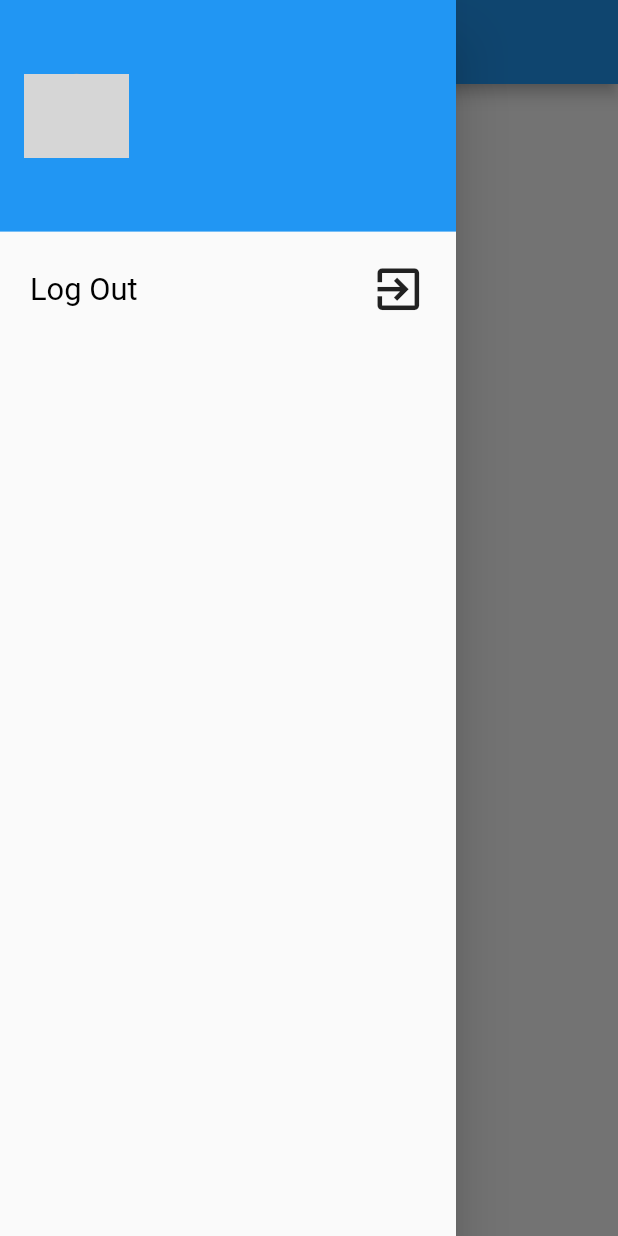
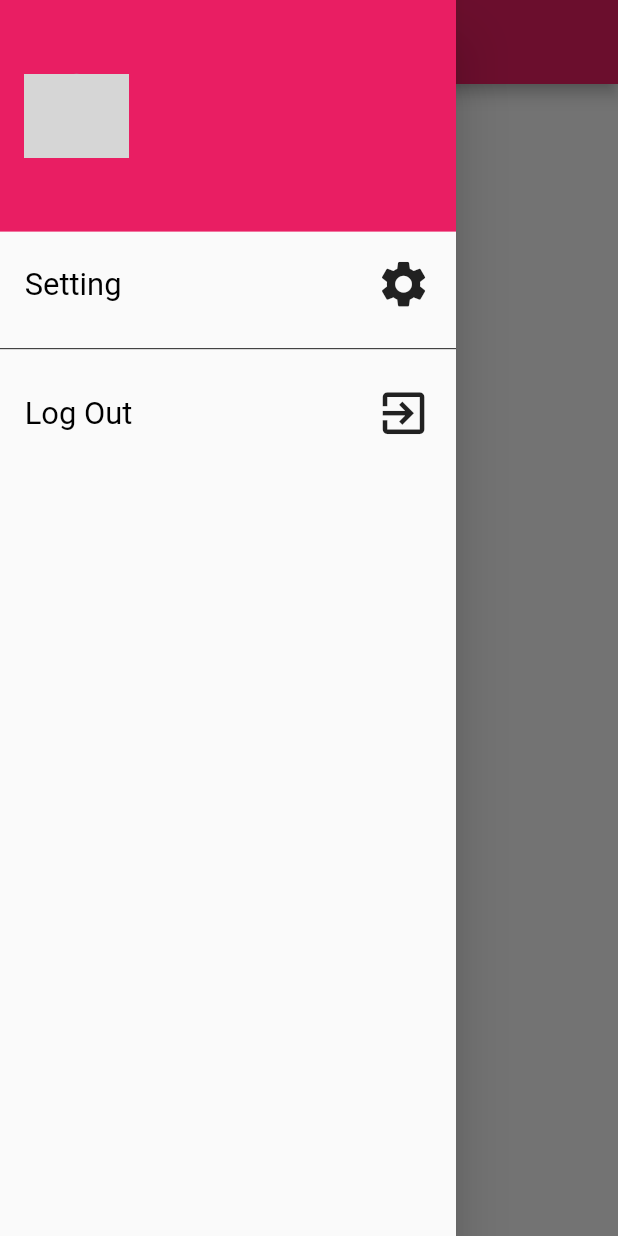
Before and after one commit to xdiegool/busan, a Flutter app: the screen it shows once a user with an empty profile is signed in, with the side drawer open, on a phone screen of 412 x 824 dp. Run offline on Flutter 3.47's test engine with Material 2 defaults, Android fonts, the phone set to English and light mode, and no system bars; our stand-ins replace cloud_firestore, firebase_auth, firebase_core, flutter_signin_button, rxdart; missing offline and left inert: cloud_firestore_web, firebase_auth_web, firebase_core_web, flutter_facebook_login_with_web, shared_preferences_web; accounts and stored records are empty; network calls fail; grey boxes are pictures that could not be loaded.

Commit message:
create room chat (android,web=> have error (can not load UID))

```diff
--- a/lib/UI/Home/component/build_drawer.dart
+++ b/lib/UI/Home/component/build_drawer.dart
@@ -2,6 +2,7 @@ import 'package:cloud_firestore/cloud_firestore.dart';
 import 'package:firebase_auth/firebase_auth.dart';
 import 'package:flutter/material.dart';
 import 'package:provider/provider.dart';
+import 'package:sarahah_chat/UI/Auth/auth_screen.dart';
 import 'package:sarahah_chat/appConfig/app_config.dart';
 import 'package:sarahah_chat/provider/auth_provider.dart';
 
@@ -26,7 +27,7 @@ class _BuildDrawerState extends State<BuildDrawer> {
                   Container(
                     padding: EdgeInsets.symmetric(
                         vertical: AppConfig.blockSizeVertical * 5),
-                    color: Colors.blue,
+                    color: Colors.pink,
                     child: ListTile(
                       leading: CircleAvatar(
                         backgroundColor: Colors.grey,
@@ -50,31 +51,26 @@ class _BuildDrawerState extends State<BuildDrawer> {
                       ),
                     ),
                   ),
-                  GestureDetector(
+                  drawerField(
+                    onTap: () {},
+                    title: 'Setting',
+                    icon: Icons.settings,
+                  ),
+                  Divider(
+                    color: Colors.grey[900],
+                  ),
+                  drawerField(
                     onTap: () {
                       Provider.of<AuthProvider>(context, listen: false)
                           .signOut()
                           .then((value) {
-                        setState(() {});
+                        Navigator.of(context).push(
+                          MaterialPageRoute(builder: (context) => AuthScreen()),
+                        );
                       });
                     },
-                    child: Padding(
-                      padding: const EdgeInsets.all(20),
-                      child: Row(
-                        mainAxisAlignment: MainAxisAlignment.spaceBetween,
-                        children: [
-                          Text(
-                            'Log Out',
-                            style: TextStyle(
-                              color: Colors.black,
-                              fontSize: AppConfig.blockSizeVertical * 2.5,
-                            ),
-                          ),
-                          Icon(Icons.exit_to_app,
-                              size: AppConfig.blockSizeVertical * 4.5),
-                        ],
-                      ),
-                    ),
+                    title: 'Log Out',
+                    icon: Icons.exit_to_app,
                   ),
                 ],
               )
@@ -84,4 +80,33 @@ class _BuildDrawerState extends State<BuildDrawer> {
       ),
     );
   }
+
+  Widget drawerField({
+    @required Function onTap,
+    @required String title,
+    @required IconData icon,
+  }) {
+    AppConfig().init(context);
+    return GestureDetector(
+      onTap: onTap,
+      child: Padding(
+        padding: EdgeInsets.symmetric(
+            vertical: AppConfig.blockSizeVertical * 2,
+            horizontal: AppConfig.blockSizeHorizontal * 4),
+        child: Row(
+          mainAxisAlignment: MainAxisAlignment.spaceBetween,
+          children: [
+            Text(
+              title,
+              style: TextStyle(
+                color: Colors.black,
+                fontSize: AppConfig.blockSizeVertical * 2.5,
+              ),
+            ),
+            Icon(icon, size: AppConfig.blockSizeVertical * 4.5),
+          ],
+        ),
+      ),
+    );
+  }
 }
--- a/lib/UI/Home/home_screen.dart
+++ b/lib/UI/Home/home_screen.dart
@@ -1,17 +1,51 @@
+import 'package:cloud_firestore/cloud_firestore.dart';
 import 'package:flutter/material.dart';
+import 'package:provider/provider.dart';
 import 'package:sarahah_chat/UI/Home/component/build_drawer.dart';
+import 'package:sarahah_chat/UI/chat/chat_screen.dart';
 import 'package:sarahah_chat/appConfig/app_config.dart';
+import 'package:sarahah_chat/model/user_model.dart';
+import 'package:sarahah_chat/provider/home_provider.dart';
 
 class HomeScreen extends StatelessWidget {
   static final String routeName = '/homescreen';
   @override
   Widget build(BuildContext context) {
     AppConfig().init(context);
+    final homeProvider = Provider.of<HomeProvider>(context, listen: false);
+    homeProvider.fetchUsersInfo();
     return Scaffold(
-      appBar: AppBar(),
-      drawer: BuildDrawer(),
-      body: Center(
-        child: Text('welcome'),
+        appBar: AppBar(
+          title: Text('Sarahah Chat'),
+        ),
+        drawer: BuildDrawer(),
+        body: StreamBuilder(
+          stream: homeProvider.getUserInfo,
+          builder: (context, snapshot) => snapshot.hasData
+              ? buildUsersList(snapshot.data)
+              : Center(
+                  child: CircularProgressIndicator(),
+                ),
+        ));
+  }
+
+  Widget buildUsersList(List<UserModel> user) {
+    return ListView.builder(
+      itemCount: user.length,
+      itemBuilder: (context, index) => GestureDetector(
+        onTap: () {
+          Navigator.of(context)
+              .pushNamed(ChatScreen.routeNamed, arguments: user[index]);
+        },
+        child: ListTile(
+          leading: CircleAvatar(
+            backgroundColor: Colors.pinkAccent,
+            backgroundImage: NetworkImage(user[index].photoUrl),
+            radius: 30,
+          ),
+          title: Text(user[index].name),
+          subtitle: Text(user[index].email),
+        ),
       ),
     );
   }
--- a/lib/UI/home_screen.dart
+++ /dev/null
@@ -1,18 +0,0 @@
-import 'package:flutter/material.dart';
-import 'package:sarahah_chat/appConfig/app_config.dart';
-
-class HomeScreen extends StatelessWidget {
-  static final String routeName = '/homescreen';
-  @override
-  Widget build(BuildContext context) {
-    // final width = MediaQuery.of(context).size.width;
-    // final height = MediaQuery.of(context).size.height;
-    AppConfig().init(context);
-    return Scaffold(
-      appBar: AppBar(),
-      body: Center(
-        child: Text('welcome'),
-      ),
-    );
-  }
-}
--- a/lib/main.dart
+++ b/lib/main.dart
@@ -4,7 +4,10 @@ import 'package:flutter/material.dart';
 import 'package:provider/provider.dart';
 import 'package:sarahah_chat/UI/Auth/auth_screen.dart';
 import 'package:sarahah_chat/UI/Home/home_screen.dart';
+import 'package:sarahah_chat/UI/chat/chat_screen.dart';
 import 'package:sarahah_chat/provider/auth_provider.dart';
+import 'package:sarahah_chat/provider/chat_provider.dart';
+import 'package:sarahah_chat/provider/home_provider.dart';
 
 Future<void> main() async {
   WidgetsFlutterBinding.ensureInitialized();
@@ -20,12 +23,19 @@ class MyApp extends StatelessWidget {
       providers: [
         ChangeNotifierProvider(
           create: (context) => AuthProvider(),
+        ),
+        ChangeNotifierProvider(
+          create: (context) => HomeProvider(),
+        ),
+        ChangeNotifierProvider(
+          create: (context) => ChatProvider(),
         )
       ],
       child: MaterialApp(
         title: 'Flutter Demo',
         theme: ThemeData(
-          primarySwatch: Colors.blue,
+          primarySwatch: Colors.pink,
+          accentColor: Colors.black,
           visualDensity: VisualDensity.adaptivePlatformDensity,
         ),
         home: StreamBuilder(
@@ -38,6 +48,7 @@ class MyApp extends StatelessWidget {
             }),
         routes: {
           HomeScreen.routeName: (context) => HomeScreen(),
+          ChatScreen.routeNamed: (context) => ChatScreen(),
         },
       ),
     );
--- /dev/null
+++ b/lib/model/auth_model.dart
@@ -0,0 +1,27 @@
+import 'dart:convert';
+
+class AuthModel {
+  String fierbaseUID;
+  String facebookUID;
+  String name;
+  String email;
+  String photoUrl;
+
+  AuthModel({
+    this.fierbaseUID,
+    this.facebookUID,
+    this.name,
+    this.email,
+    this.photoUrl,
+  });
+
+  Map<String, dynamic> toMap(AuthModel model) {
+    Map<String, dynamic> map = {};
+    map['fierbaseUID'] = model.fierbaseUID;
+    map['facebookUID'] = model.facebookUID;
+    map['name'] = model.name;
+    map['email'] = model.email;
+    map['photoUrl'] = model.photoUrl;
+    return map;
+  }
+}
--- /dev/null
+++ b/lib/model/message_model.dart
@@ -0,0 +1,25 @@
+import 'package:cloud_firestore/cloud_firestore.dart';
+
+class MessageModel {
+  String facebookUIDOfOther;
+  String message;
+  Timestamp createdAt;
+  MessageModel({
+    this.facebookUIDOfOther,
+    this.message,
+    this.createdAt,
+  });
+  Map<String, dynamic> toMap(MessageModel model) {
+    Map<String, dynamic> map = {};
+    map['facebookUIDOfOther'] = model.facebookUIDOfOther;
+    map['message'] = model.message;
+    map['createdAt'] = model.createdAt;
+    return map;
+  }
+
+  MessageModel.fromMap(Map<dynamic, dynamic> data) {
+    facebookUIDOfOther = data['facebookUIDOfOther'];
+    message = data['message'];
+    createdAt = data['createdAt'];
+  }
+}
--- /dev/null
+++ b/lib/model/user_model.dart
@@ -0,0 +1,31 @@
+class UserModel {
+  String fierbaseUID;
+  String facebookUID;
+  String name;
+  String email;
+  String photoUrl;
+
+  UserModel({
+    this.fierbaseUID,
+    this.facebookUID,
+    this.name,
+    this.email,
+    this.photoUrl,
+  });
+  UserModel.fromMap(Map<dynamic, dynamic> data) {
+    fierbaseUID = data['fierbaseUID'];
+    facebookUID = data['facebookUID'];
+    name = data['name'];
+    email = data['email'];
+    photoUrl = data['photoUrl'];
+  }
+  // Map<String, dynamic> toMap(UserModel model) {
+  //   Map<String, dynamic> map = {};
+  //   map['fierbaseUID'] = model.fierbaseUID;
+  //   map['facebookUID'] = model.facebookUID;
+  //   map['name'] = model.name;
+  //   map['email'] = model.email;
+  //   map['photoUrl'] = model.photoUrl;
+  //   return map;
+  // }
+}
```
Also changed, not shown: lib/UI/chat/chat_screen.dart (added, +147 -0 lines), lib/provider/auth_provider.dart (+12 -7 lines), lib/provider/chat_provider.dart (added, +44 -0 lines), lib/provider/home_provider.dart (added, +25 -0 lines), 3 other files.
